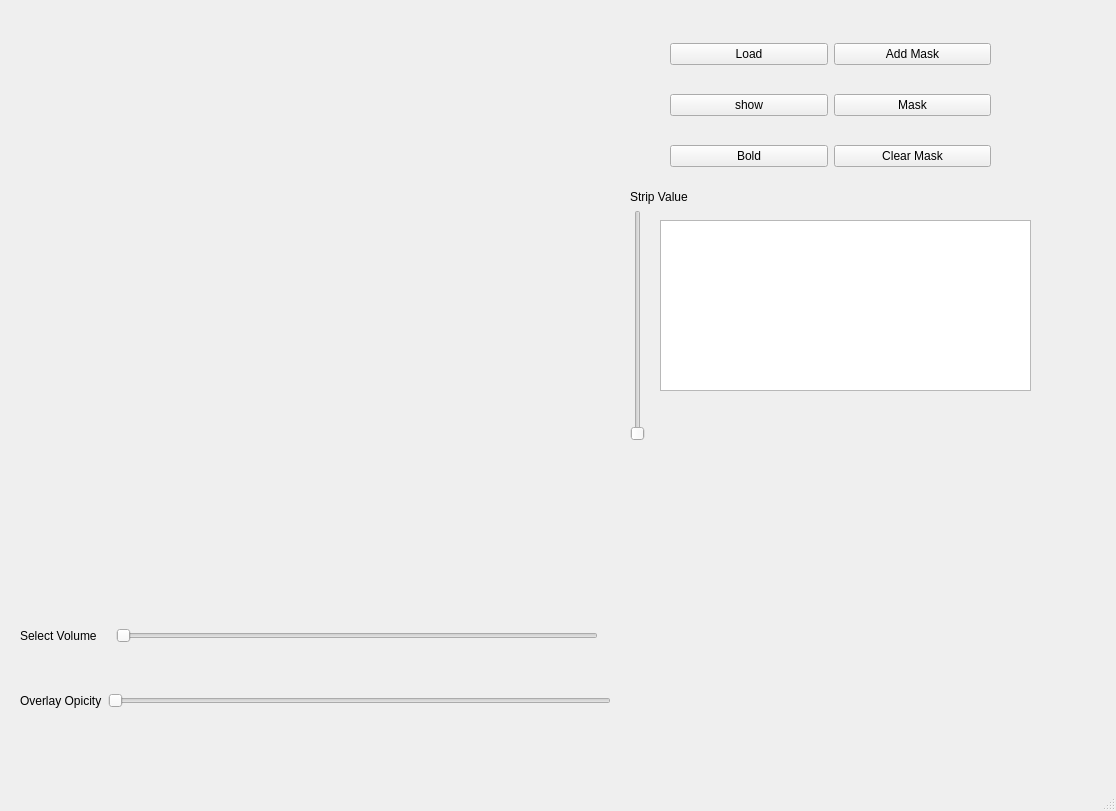
The window that MainWindow/MainWindow.ui (Beastmaster/BrainConnectivityDetection) describes before a commit, drawn with Qt 5.
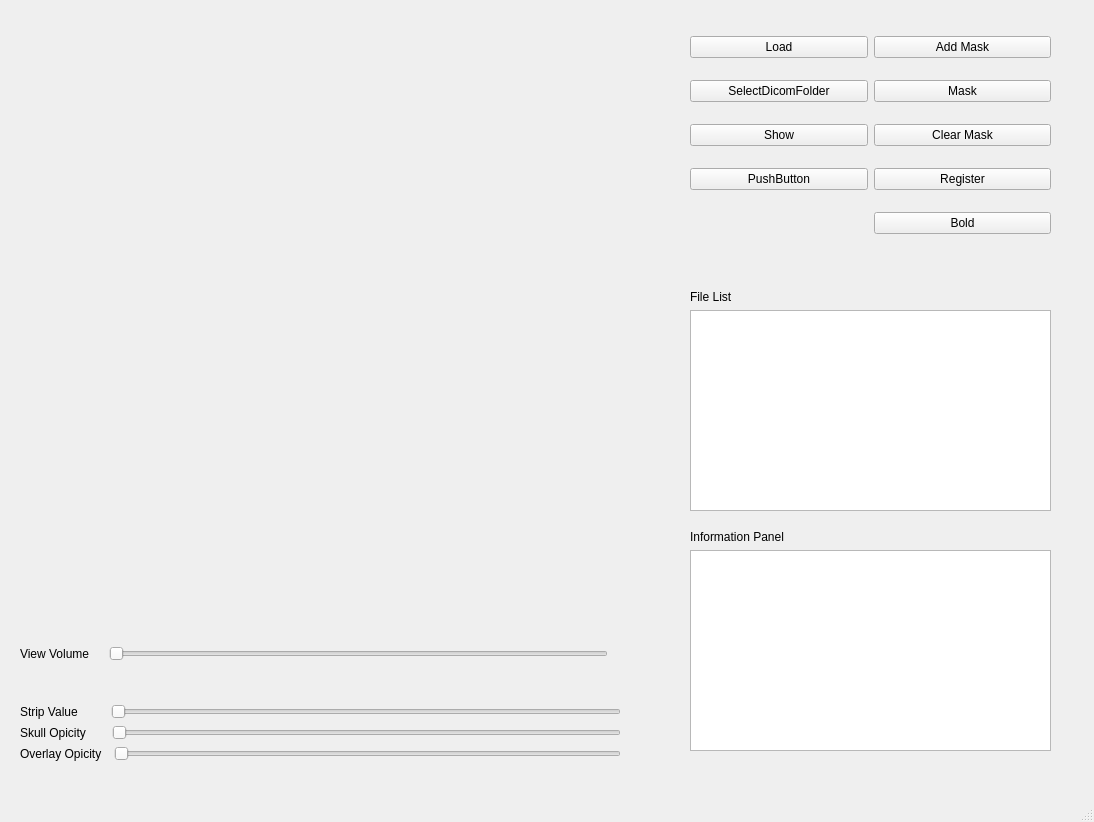
The same window after the commit. Custom widgets are drawn as their Qt base class.

Commit message: add dicom parse function

What changed in the file:
```diff
--- a/MainWindow/MainWindow.ui
+++ b/MainWindow/MainWindow.ui
@@ -6,8 +6,8 @@
    <rect>
     <x>0</x>
     <y>0</y>
-    <width>1116</width>
-    <height>811</height>
+    <width>1094</width>
+    <height>822</height>
    </rect>
   </property>
   <property name="windowTitle">
@@ -38,80 +38,16 @@
      </item>
     </layout>
    </widget>
-   <widget class="QWidget" name="horizontalLayoutWidget">
-    <property name="geometry">
-     <rect>
-      <x>20</x>
-      <y>620</y>
-      <width>591</width>
-      <height>31</height>
-     </rect>
-    </property>
-    <layout class="QHBoxLayout" name="horizontalLayout">
-     <item>
-      <widget class="QLabel" name="label">
-       <property name="text">
-        <string>Select Volume</string>
-       </property>
-      </widget>
-     </item>
-     <item>
-      <widget class="QLabel" name="min_vol_Lab">
-       <property name="text">
-        <string/>
-       </property>
-      </widget>
-     </item>
-     <item>
-      <widget class="QSlider" name="view_vol_Slider">
-       <property name="orientation">
-        <enum>Qt::Horizontal</enum>
-       </property>
-      </widget>
-     </item>
-     <item>
-      <widget class="QLabel" name="max_vol_Lab">
-       <property name="text">
-        <string/>
-       </property>
-      </widget>
-     </item>
-    </layout>
-   </widget>
-   <widget class="QTextBrowser" name="info_Panel">
-    <property name="geometry">
-     <rect>
-      <x>660</x>
-      <y>220</y>
-      <width>371</width>
-      <height>171</height>
-     </rect>
-    </property>
-   </widget>
    <widget class="QWidget" name="gridLayoutWidget_2">
     <property name="geometry">
      <rect>
-      <x>670</x>
+      <x>690</x>
       <y>20</y>
-      <width>321</width>
-      <height>171</height>
+      <width>361</width>
+      <height>231</height>
      </rect>
     </property>
     <layout class="QGridLayout" name="gridLayout_2">
-     <item row="1" column="0">
-      <widget class="QPushButton" name="show_Btn">
-       <property name="text">
-        <string>show</string>
-       </property>
-      </widget>
-     </item>
-     <item row="2" column="0">
-      <widget class="QPushButton" name="bold_Btn">
-       <property name="text">
-        <string>Bold</string>
-       </property>
-      </widget>
-     </item>
      <item row="0" column="0">
       <widget class="QPushButton" name="img_load_Btn">
        <property name="text">
@@ -126,72 +62,197 @@
        </property>
       </widget>
      </item>
-     <item row="1" column="1">
-      <widget class="QPushButton" name="mask_Btn">
-       <property name="text">
-        <string>Mask</string>
-       </property>
-      </widget>
-     </item>
-     <item row="2" column="1">
+     <item row="3" column="1">
       <widget class="QPushButton" name="clr_mask_Btn">
        <property name="text">
         <string>Clear Mask</string>
        </property>
       </widget>
      </item>
+     <item row="4" column="0">
+      <widget class="QPushButton" name="pushButton">
+       <property name="text">
+        <string>PushButton</string>
+       </property>
+      </widget>
+     </item>
+     <item row="4" column="1">
+      <widget class="QPushButton" name="register_Btn">
+       <property name="text">
+        <string>Register</string>
+       </property>
+      </widget>
+     </item>
+     <item row="5" column="1">
+      <widget class="QPushButton" name="bold_Btn">
+       <property name="text">
+        <string>Bold</string>
+       </property>
+      </widget>
+     </item>
+     <item row="1" column="0">
+      <widget class="QPushButton" name="sel_folder_Btn">
+       <property name="text">
+        <string>SelectDicomFolder</string>
+       </property>
+      </widget>
+     </item>
+     <item row="3" column="0">
+      <widget class="QPushButton" name="show_Btn">
+       <property name="text">
+        <string>Show</string>
+       </property>
+      </widget>
+     </item>
+     <item row="1" column="1">
+      <widget class="QPushButton" name="mask_Btn">
+       <property name="text">
+        <string>Mask</string>
+       </property>
+      </widget>
+     </item>
     </layout>
    </widget>
    <widget class="QWidget" name="horizontalLayoutWidget_2">
     <property name="geometry">
      <rect>
       <x>20</x>
-      <y>680</y>
-      <width>591</width>
-      <height>41</height>
+      <y>610</y>
+      <width>601</width>
+      <height>151</height>
      </rect>
     </property>
-    <layout class="QHBoxLayout" name="horizontalLayout_2">
+    <layout class="QVBoxLayout" name="verticalLayout">
      <item>
-      <widget class="QLabel" name="label_2">
-       <property name="text">
-        <string>Overlay Opicity</string>
-       </property>
-      </widget>
+      <layout class="QHBoxLayout" name="horizontalLayout">
+       <item>
+        <widget class="QLabel" name="label">
+         <property name="text">
+          <string>View Volume</string>
+         </property>
+        </widget>
+       </item>
+       <item>
+        <widget class="QLabel" name="min_vol_Lab">
+         <property name="text">
+          <string/>
+         </property>
+        </widget>
+       </item>
+       <item>
+        <widget class="QSlider" name="view_vol_Slider">
+         <property name="orientation">
+          <enum>Qt::Horizontal</enum>
+         </property>
+        </widget>
+       </item>
+       <item>
+        <widget class="QLabel" name="max_vol_Lab">
+         <property name="text">
+          <string/>
+         </property>
+        </widget>
+       </item>
+      </layout>
      </item>
      <item>
-      <widget class="QSlider" name="set_opicity_Slider">
-       <property name="orientation">
-        <enum>Qt::Horizontal</enum>
-       </property>
-      </widget>
+      <layout class="QHBoxLayout" name="horizontalLayout_3">
+       <item>
+        <widget class="QLabel" name="label_3">
+         <property name="text">
+          <string>Strip Value        </string>
+         </property>
+        </widget>
+       </item>
+       <item>
+        <widget class="QSlider" name="strip_val_Slider">
+         <property name="orientation">
+          <enum>Qt::Horizontal</enum>
+         </property>
+        </widget>
+       </item>
+      </layout>
+     </item>
+     <item>
+      <layout class="QHBoxLayout" name="horizontalLayout_2">
+       <item>
+        <widget class="QLabel" name="label_2">
+         <property name="text">
+          <string>Skull Opicity      </string>
+         </property>
+        </widget>
+       </item>
+       <item>
+        <widget class="QSlider" name="set_opicity_Slider">
+         <property name="orientation">
+          <enum>Qt::Horizontal</enum>
+         </property>
+        </widget>
+       </item>
+      </layout>
+     </item>
+     <item>
+      <layout class="QHBoxLayout" name="horizontalLayout_4">
+       <item>
+        <widget class="QLabel" name="label_6">
+         <property name="text">
+          <string>Overlay Opicity  </string>
+         </property>
+        </widget>
+       </item>
+       <item>
+        <widget class="QSlider" name="horizontalSlider">
+         <property name="orientation">
+          <enum>Qt::Horizontal</enum>
+         </property>
+        </widget>
+       </item>
+      </layout>
      </item>
     </layout>
    </widget>
    <widget class="QWidget" name="verticalLayoutWidget">
     <property name="geometry">
      <rect>
-      <x>630</x>
-      <y>190</y>
-      <width>81</width>
-      <height>251</height>
+      <x>690</x>
+      <y>290</y>
+      <width>361</width>
+      <height>221</height>
      </rect>
     </property>
     <layout class="QVBoxLayout" name="verticalLayout_2">
      <item>
-      <widget class="QLabel" name="label_3">
+      <widget class="QLabel" name="label_5">
        <property name="text">
-        <string>Strip Value</string>
+        <string>File List</string>
        </property>
       </widget>
      </item>
      <item>
-      <widget class="QSlider" name="strip_val_Slider">
-       <property name="orientation">
-        <enum>Qt::Vertical</enum>
+      <widget class="QListWidget" name="listWidget"/>
+     </item>
+    </layout>
+   </widget>
+   <widget class="QWidget" name="verticalLayoutWidget_3">
+    <property name="geometry">
+     <rect>
+      <x>690</x>
+      <y>530</y>
+      <width>361</width>
+      <height>221</height>
+     </rect>
+    </property>
+    <layout class="QVBoxLayout" name="verticalLayout_3">
+     <item>
+      <widget class="QLabel" name="label_4">
+       <property name="text">
+        <string>Information Panel</string>
        </property>
       </widget>
      </item>
+     <item>
+      <widget class="QTextBrowser" name="info_Panel"/>
+     </item>
     </layout>
    </widget>
   </widget>
```
Left out of the diff: 4 changed lines with no effect on the pictures. The commit also changes 5 other files.
